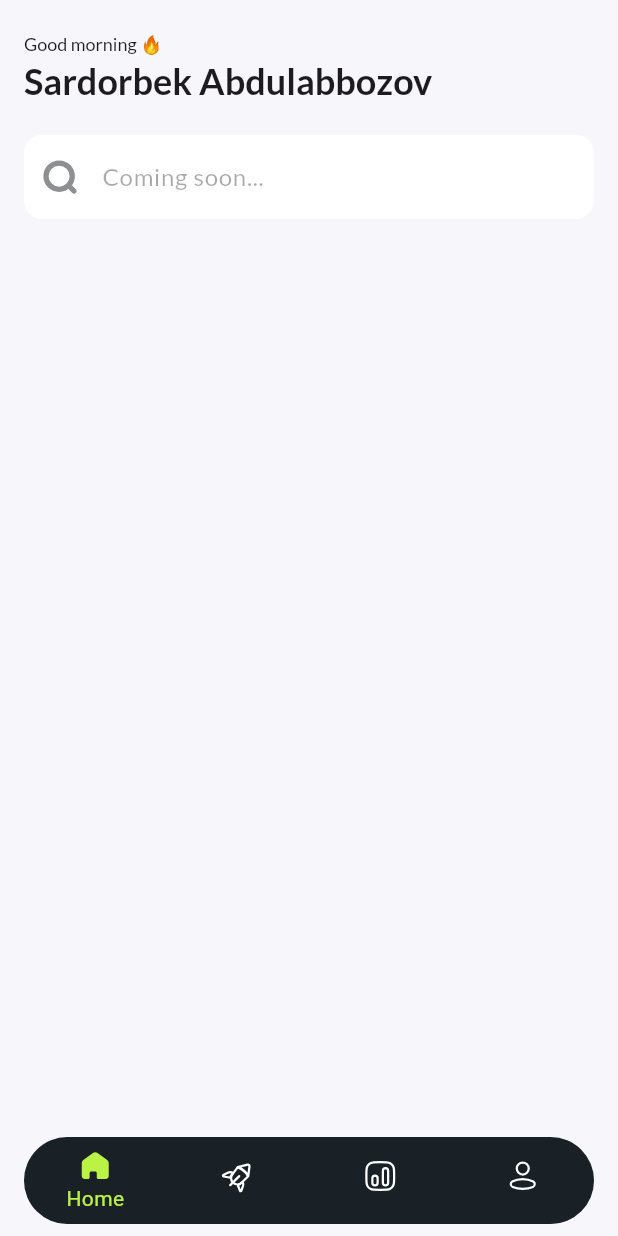
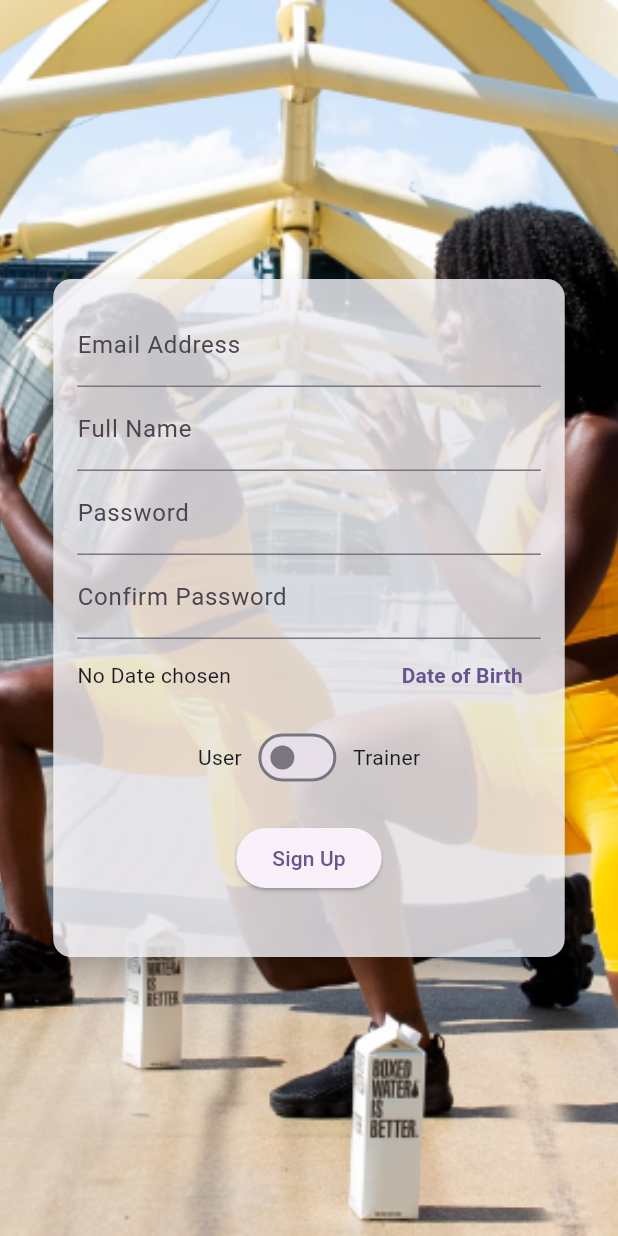
Before and after one commit to SardorbekAbdulabbozov/health_hack, a Flutter app: the screen it shows after launch, on a phone screen of 412 x 824 dp. Run offline on Flutter 3.47's test engine with Material 2 defaults, Android fonts, the phone set to English and light mode, and no system bars; our stand-ins replace flutter_svg, get; missing offline and left inert: mysql_client.

Commit message:
deleted something

```diff
--- a/lib/main.dart
+++ b/lib/main.dart
@@ -1,4 +1,5 @@
 import 'package:health_hack/bindings/main_binding.dart';
+import 'package:health_hack/screens/auth_screen.dart';
 import 'package:health_hack/screens/main_page.dart';
 import 'package:health_hack/utils/constants.dart';
 import 'package:flutter/material.dart';
@@ -16,7 +17,7 @@ class MyApp extends StatelessWidget {
     return GetMaterialApp(
       debugShowCheckedModeBanner: false,
       title: 'DB Project Test',
-      initialRoute: Constants.mainR,
+      initialRoute: Constants.authR,
       initialBinding: MainBinding(),
       theme: ThemeData(
         colorScheme: ColorScheme.fromSeed(seedColor: Colors.deepPurple),
@@ -24,6 +25,7 @@ class MyApp extends StatelessWidget {
       ),
       routes: {
         Constants.mainR: (c) => const MainPage(),
+        Constants.authR: (c)=> const AuthScreen(),
         // Constants.authR:(c)=>const AuthPage(),
         // Constants.homeR:(c)=>const HomePage(),
       },
--- /dev/null
+++ b/lib/screens/auth_screen.dart
@@ -0,0 +1,322 @@
+import 'dart:io';
+import 'package:flutter/material.dart';
+import 'package:health_hack/utils/constants.dart';
+import 'package:intl/intl.dart';
+
+enum AuthMode { signup, login }
+
+class AuthScreen extends StatefulWidget {
+  const AuthScreen({super.key});
+
+  @override
+  State<AuthScreen> createState() => _AuthScreenState();
+}
+
+class _AuthScreenState extends State<AuthScreen>
+    with SingleTickerProviderStateMixin {
+  final _formKey = GlobalKey<FormState>();
+  String? _userName = '';
+  String? _userEmail = '';
+  String? _userPassword = '';
+  late bool _isLogin;
+  bool light = false;
+  File? imagePicked;
+  DateTime? selectedDate;
+
+  AuthMode authMode = AuthMode.signup;
+  RegExp regex =
+      RegExp(r'^(?=.*?[A-Z])(?=.*?[a-z])(?=.*?[0-9])(?=.*?[!@#\$&*~]).{8,}$');
+
+  final TextEditingController _pass = TextEditingController();
+
+  late AnimationController _controller;
+
+  @override
+  void initState() {
+    super.initState();
+    _isLogin = false;
+    _controller = AnimationController(
+      vsync: this,
+      duration: const Duration(
+        milliseconds: 300,
+      ),
+    );
+  }
+
+  @override
+  void dispose() {
+    _controller.dispose();
+    super.dispose();
+  }
+
+  void changeAuthMode() {
+    setState(() {
+      authMode == AuthMode.signup
+          ? {authMode = AuthMode.login, _isLogin = true, _controller.forward()}
+          : {
+              authMode = AuthMode.signup,
+              _isLogin = false,
+              _controller.reverse()
+            };
+    });
+  }
+
+  void _selectDate() {
+    showDatePicker(
+      context: context,
+      initialDate: DateTime.now(),
+      firstDate: DateTime(2022),
+      lastDate: DateTime.now(),
+    ).then((pickedDate) {
+      if (pickedDate == null) {
+        return;
+      }
+      setState(() {
+        selectedDate = pickedDate;
+      });
+    });
+  }
+
+  void imagePicker(File image) {
+    imagePicked = image;
+  }
+
+  @override
+  Widget build(BuildContext context) {
+    final deviceSize = MediaQuery.of(context).size;
+
+    return Scaffold(
+      body: Container(
+        decoration: const BoxDecoration(
+          image: DecorationImage(
+            image: AssetImage(
+              "assets/background.jpg",
+            ),
+            fit: BoxFit.cover,
+          ),
+        ),
+        child: Center(
+          child: Card(
+            color: const Color.fromRGBO(247, 246, 251, 0.8),
+            elevation: 10,
+            child: Padding(
+              padding: const EdgeInsets.all(16.0),
+              child: AnimatedContainer(
+                duration: const Duration(milliseconds: 300),
+                curve: Curves.easeIn,
+                height: authMode == AuthMode.signup ? 420 : 240,
+                // height: _heightAnimation.value.height,
+                constraints: BoxConstraints(
+                    minHeight: authMode == AuthMode.signup ? 420 : 240),
+                width: deviceSize.width * 0.75,
+                child: Form(
+                  key: _formKey,
+                  child: SingleChildScrollView(
+                    child: Column(
+                      children: [
+                        if (authMode == AuthMode.signup)
+                          TextFormField(
+                            validator: (val) {
+                              if (val!.isEmpty) {
+                                return 'Please enter email address';
+                              }
+                              if (!(val.endsWith('.com')) ||
+                                  !(val.contains('@'))) {
+                                return 'Enter a valid email address';
+                              }
+                              return null;
+                            },
+                            keyboardType: TextInputType.emailAddress,
+                            decoration: const InputDecoration(
+                                label: Text('Email Address')),
+                            onSaved: (val) {
+                              _userEmail = val;
+                            },
+                          ),
+                        authMode == AuthMode.signup
+                            ? Column(
+                                children: [
+                                  TextFormField(
+                                    validator: (val) {
+                                      if (val!.isEmpty) {
+                                        return 'Please enter username';
+                                      }
+                                      if (val.length < 6) {
+                                        return 'At least 6 characters';
+                                      }
+                                      return null;
+                                    },
+                                    keyboardType: TextInputType.name,
+                                    decoration: const InputDecoration(
+                                        label: Text('Full Name')),
+                                    onSaved: (val) {
+                                      _userName = val;
+                                    },
+                                  ),
+                                  TextFormField(
+                                    controller: _pass,
+                                    validator: (val) {
+                                      if (val!.isEmpty) {
+                                        return 'Please enter password';
+                                      }
+                                      if (val.length < 6) {
+                                        return 'Password should be at least 8 characters long';
+                                      }
+                                      if (!regex.hasMatch(val)) {
+                                        return 'Enter a valid password: The password should contain digits, symbols, capital letter, and lower case letter';
+                                      }
+                                      return null;
+                                    },
+                                    obscuringCharacter: '*',
+                                    obscureText: true,
+                                    decoration: const InputDecoration(
+                                        label: Text('Password')),
+                                    onSaved: (val) {
+                                      _userPassword = val;
+                                    },
+                                  ),
+                                  TextFormField(
+                                    validator: (val) {
+                                      if (val!.isEmpty) {
+                                        return 'Please enter password';
+                                      }
+
+                                      if (authMode == AuthMode.signup &&
+                                          val != _pass.text) {
+                                        return 'Passwords did not match';
+                                      }
+                                      if (val.length < 6) {
+                                        return 'Password should be at least 8 characters long';
+                                      }
+                                      if (!regex.hasMatch(val)) {
+                                        return 'Enter a valid password: The password should contain digits, symbols, capital letter, and lower case letter';
+                                      }
+
+                                      return null;
+                                    },
+                                    obscuringCharacter: '*',
+                                    obscureText: true,
+                                    decoration: InputDecoration(
+                                      label: Text(authMode == AuthMode.signup
+                                          ? 'Confirm Password'
+                                          : 'Password'),
+                                    ),
+                                    onSaved: (val) {
+                                      _userPassword = val;
+                                    },
+                                  ),
+                                  Row(
+                                    children: [
+                                      Expanded(
+                                        child: Text(
+                                          selectedDate == null
+                                              ? 'No Date chosen'
+                                              : 'Date of Birth: ${DateFormat.yMMMMd().format(selectedDate!)}',
+                                        ),
+                                      ),
+                                      TextButton(
+                                        onPressed: _selectDate,
+                                        child: const Text(
+                                          'Date of Birth',
+                                          style: TextStyle(
+                                            fontWeight: FontWeight.bold,
+                                          ),
+                                        ),
+                                      ),
+                                    ],
+                                  ),
+                                  Center(
+                                    child: Row(
+                                      mainAxisAlignment:
+                                          MainAxisAlignment.center,
+                                      children: [
+                                        const Text('User'),
+                                        Padding(
+                                          padding: const EdgeInsets.all(7.0),
+                                          child: Switch(
+                                            value: light,
+                                            onChanged: (bool b) {
+                                              setState(() {
+                                                light = b;
+                                              });
+                                            },
+                                          ),
+                                        ),
+                                        const Text('Trainer'),
+                                      ],
+                                    ),
+                                  ),
+                                ],
+                              )
+                            : Column(
+                                children: [
+                                  TextFormField(
+                                    validator: (val) {
+                                      if (val!.isEmpty) {
+                                        return 'Please enter username';
+                                      }
+                                      if (val.length < 6) {
+                                        return 'At least 6 characters';
+                                      }
+                                      return null;
+                                    },
+                                    keyboardType: TextInputType.name,
+                                    decoration: const InputDecoration(
+                                        label: Text('Username')),
+                                    onSaved: (val) {
+                                      _userName = val;
+                                    },
+                                  ),
+                                  TextFormField(
+                                    controller: _pass,
+                                    validator: (val) {
+                                      if (val!.isEmpty) {
+                                        return 'Please enter password';
+                                      }
+                                      if (val.length < 6) {
+                                        return 'Password should be at least 8 characters long';
+                                      }
+                                      if (!regex.hasMatch(val)) {
+                                        return 'Enter a valid password: The password should contain digits, symbols, capital letter, and lower case letter';
+                                      }
+                                      return null;
+                                    },
+                                    obscuringCharacter: '*',
+                                    obscureText: true,
+                                    decoration: const InputDecoration(
+                                        label: Text('Password')),
+                                    onSaved: (val) {
+                                      _userPassword = val;
+                                    },
+                                  ),
+                                ],
+                              ),
+                        const SizedBox(
+                          height: 12,
+                        ),
+                        ElevatedButton(
+                          onPressed: () {},
+                          child: Text(authMode == AuthMode.signup
+                              ? 'Sign Up'
+                              : 'Log in'),
+                        ),
+                        const SizedBox(
+                          height: 12,
+                        ),
+                        TextButton(
+                          onPressed: changeAuthMode,
+                          child: Text(
+                              '${authMode == AuthMode.signup ? 'LOG IN' : 'SIGN UP'} INSTEAD'),
+                        ),
+                      ],
+                    ),
+                  ),
+                ),
+              ),
+            ),
+          ),
+        ),
+      ),
+    );
+  }
+}
--- a/pubspec.yaml
+++ b/pubspec.yaml
@@ -15,6 +15,7 @@ dependencies:
   get: ^4.6.5
   mysql_client: ^0.0.27
   flutter_svg: ^2.0.5
+  intl:
 dev_dependencies:
   flutter_test:
     sdk: flutter
```
Also changed, not shown: assets/background.jpg (added), pubspec.lock.
